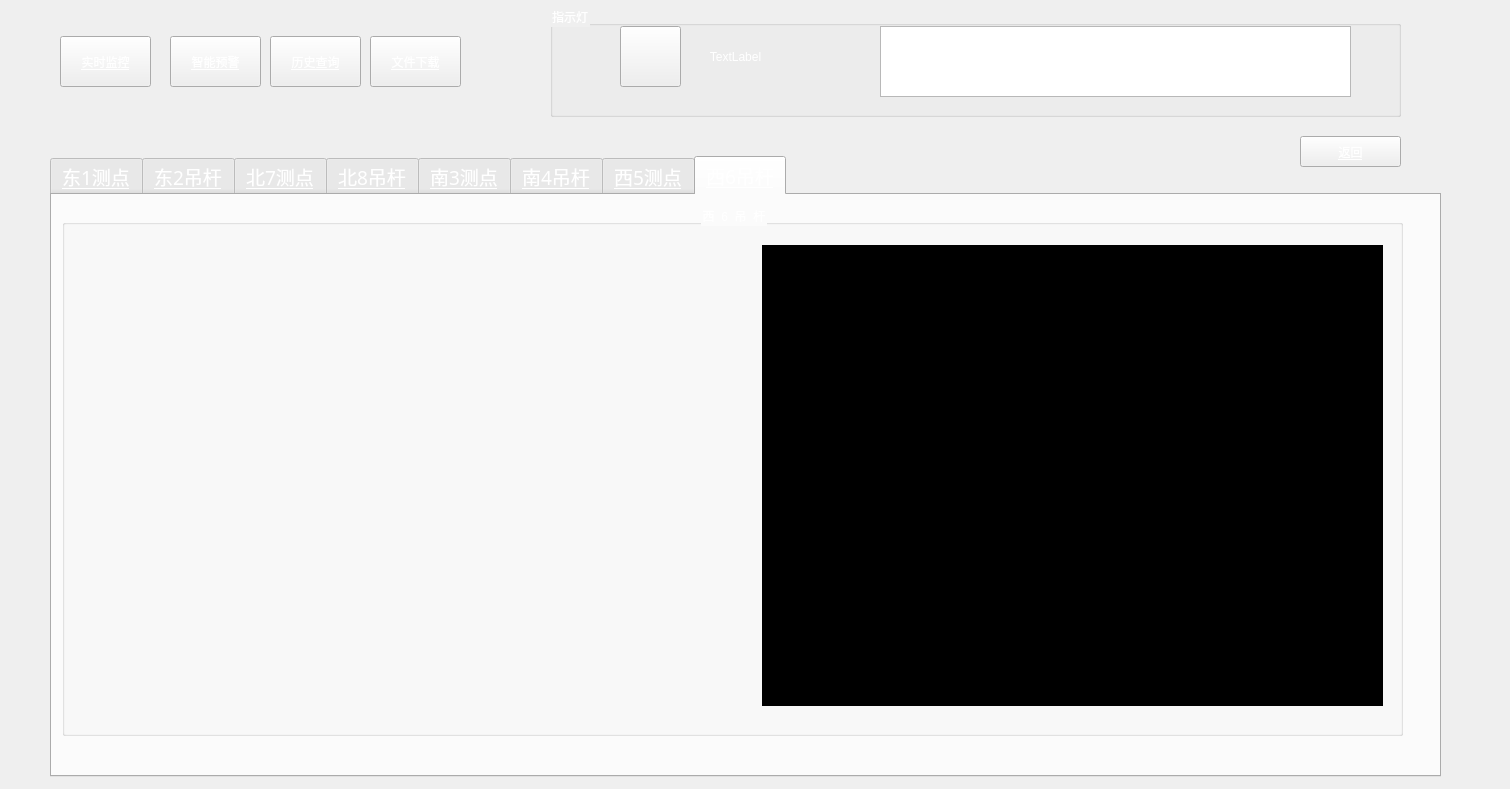
Above: contents.ui from mynameyangtao/YuQianPro before the change. Below: the same form after it.
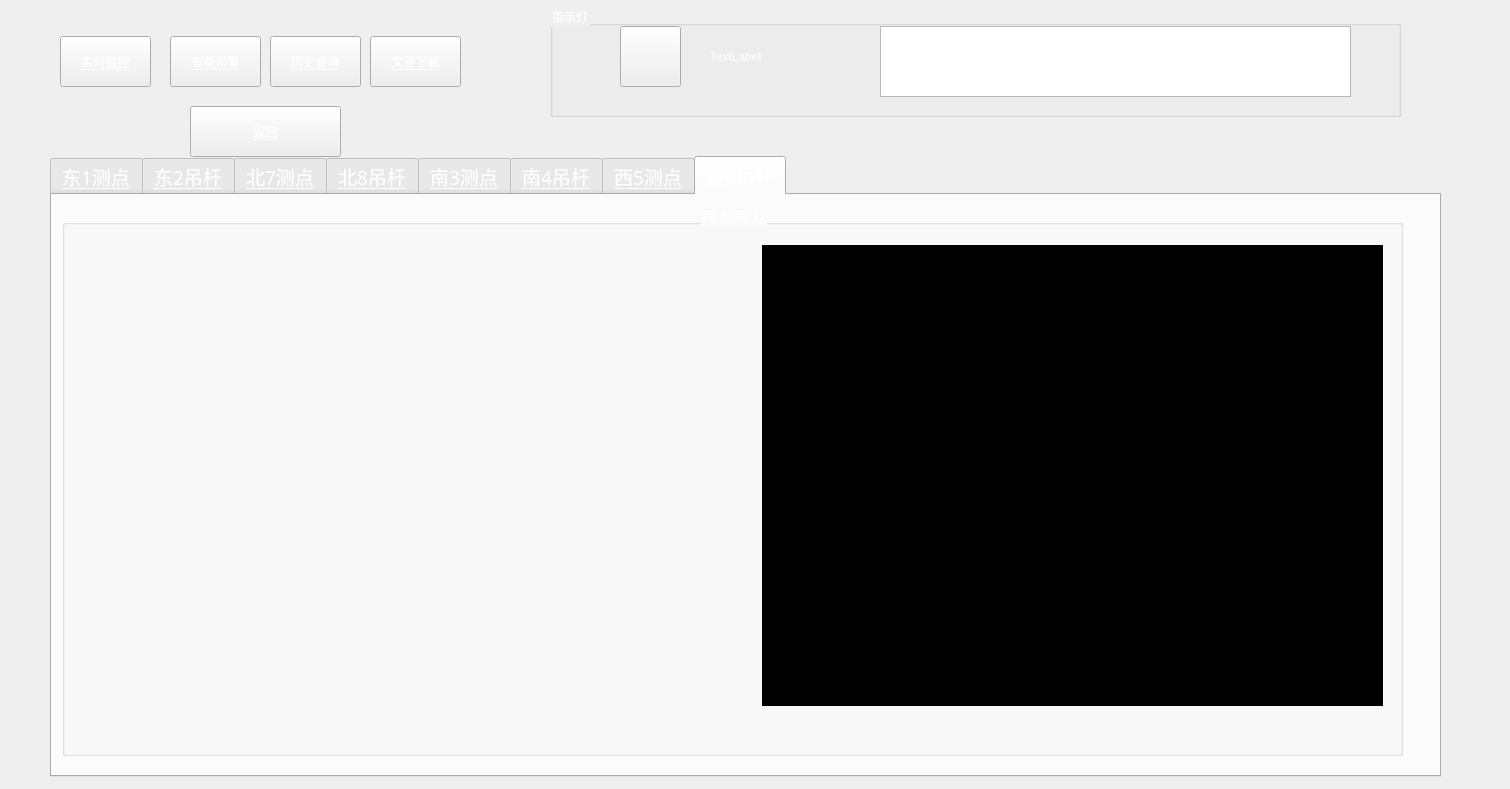
That is the form after the change. Icons and pictures are not drawn. Custom widgets are drawn as their Qt base class.

Diff of the .ui file:
```diff
--- a/contents.ui
+++ b/contents.ui
@@ -81,25 +81,6 @@
     <property name="styleSheet">
      <string notr="true"/>
     </property>
-    <widget class="QPushButton" name="pushButton_5">
-     <property name="geometry">
-      <rect>
-       <x>1280</x>
-       <y>0</y>
-       <width>101</width>
-       <height>31</height>
-      </rect>
-     </property>
-     <property name="styleSheet">
-      <string notr="true">font: 75 14pt &quot;微软雅黑&quot;;
-text-decoration: underline;
-color: rgb(255, 255, 255);
-background-image: url(:/back/image/mybackgroundimage.jpg);</string>
-     </property>
-     <property name="text">
-      <string>返回</string>
-     </property>
-    </widget>
     <widget class="QTabWidget" name="tabWidget_3">
      <property name="geometry">
       <rect>
@@ -521,7 +502,7 @@
          <x>10</x>
          <y>10</y>
          <width>1341</width>
-         <height>531</height>
+         <height>551</height>
         </rect>
        </property>
        <property name="layoutDirection">
@@ -676,6 +657,25 @@
      <string>文件下载</string>
     </property>
    </widget>
+   <widget class="QPushButton" name="pushButton_5">
+    <property name="geometry">
+     <rect>
+      <x>190</x>
+      <y>110</y>
+      <width>151</width>
+      <height>51</height>
+     </rect>
+    </property>
+    <property name="styleSheet">
+     <string notr="true">font: 75 14pt &quot;微软雅黑&quot;;
+text-decoration: underline;
+color: rgb(255, 255, 255);
+background-image: url(:/back/image/mybackgroundimage.jpg);</string>
+    </property>
+    <property name="text">
+     <string>返回</string>
+    </property>
+   </widget>
   </widget>
  </widget>
  <customwidgets>
```
Left out of the diff: 14 changed lines with no effect on the pictures.
